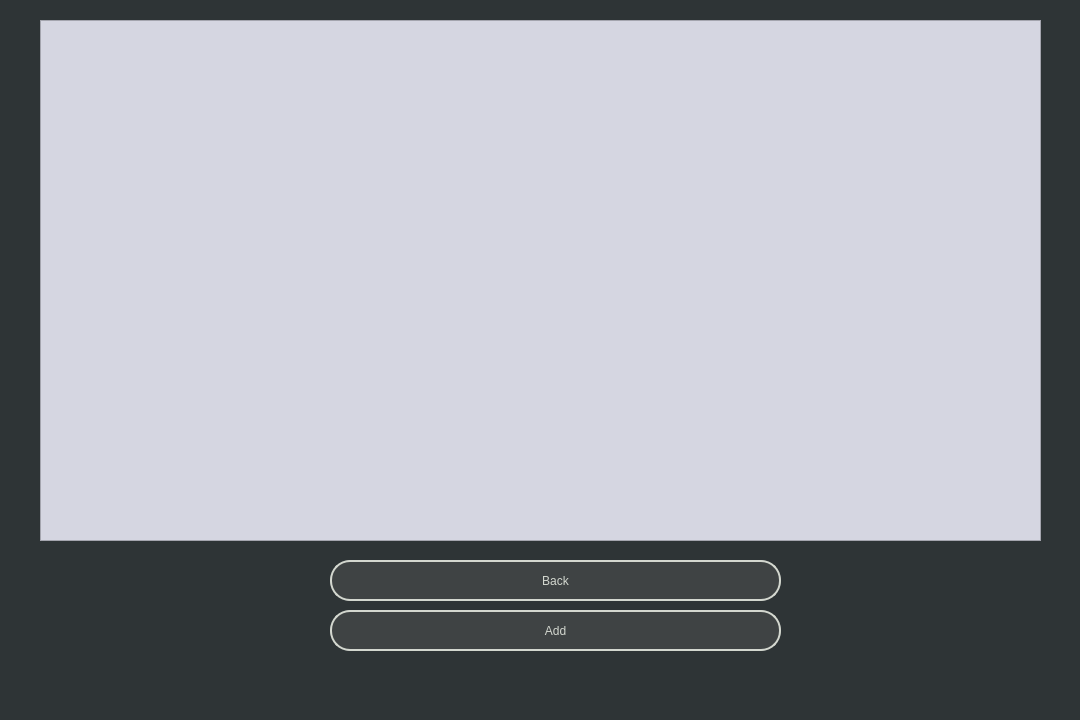
k-rility/MyCourseWork, file MainWindow/booking.ui: the form before one commit.
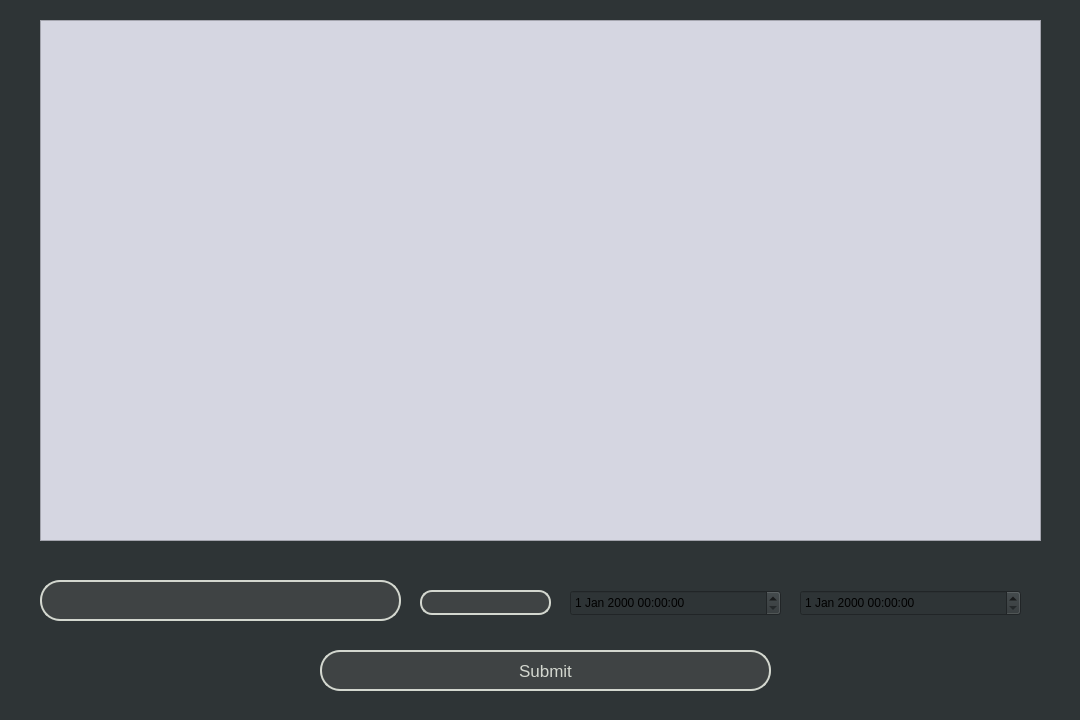
The form after the commit.

What changed in the file:
```diff
--- a/MainWindow/booking.ui
+++ b/MainWindow/booking.ui
@@ -16,35 +16,6 @@
   <property name="styleSheet">
    <string notr="true">background-color: rgb(46, 52, 54)</string>
   </property>
-  <widget class="QPushButton" name="pushButton_Back">
-   <property name="geometry">
-    <rect>
-     <x>330</x>
-     <y>560</y>
-     <width>451</width>
-     <height>41</height>
-    </rect>
-   </property>
-   <property name="cursor">
-    <cursorShape>PointingHandCursor</cursorShape>
-   </property>
-   <property name="styleSheet">
-    <string notr="true">QPushButton{
-	color: rgb(211, 215, 207);
-	border: 2px solid rgb(211, 215, 207);
-	border-radius:20px;
-	background-color: rgb(63,67,68);
-	font: 13pt 'Ubuntu';
-}
-QPushButton::hover{
-	border: 2px solid rgb(85, 87, 83);
-	background-color: rgb(45, 47, 48)
-}</string>
-   </property>
-   <property name="text">
-    <string>Back</string>
-   </property>
-  </widget>
   <widget class="QTableView" name="tableView">
    <property name="geometry">
     <rect>
@@ -72,17 +43,80 @@
     <enum>Qt::ElideNone</enum>
    </property>
   </widget>
-  <widget class="QPushButton" name="pushButton_Add">
+  <widget class="QLineEdit" name="lineEdit_User">
    <property name="geometry">
     <rect>
-     <x>330</x>
-     <y>610</y>
+     <x>40</x>
+     <y>580</y>
+     <width>361</width>
+     <height>41</height>
+    </rect>
+   </property>
+   <property name="styleSheet">
+    <string notr="true">QLineEdit{
+	color: rgb(211, 215, 207);
+	border: 2px solid rgb(211, 215, 207);
+	border-radius:20px;
+	padding-left: 20px;
+	padding-right: 20px;
+	background-color: rgb(63,67,68);
+	font: 13pt 'Ubuntu';
+}</string>
+   </property>
+   <property name="maxLength">
+    <number>40</number>
+   </property>
+  </widget>
+  <widget class="QDateTimeEdit" name="dateTimeEdit_from">
+   <property name="geometry">
+    <rect>
+     <x>570</x>
+     <y>590</y>
+     <width>211</width>
+     <height>26</height>
+    </rect>
+   </property>
+  </widget>
+  <widget class="QComboBox" name="comboBox_Status">
+   <property name="geometry">
+    <rect>
+     <x>420</x>
+     <y>590</y>
+     <width>131</width>
+     <height>25</height>
+    </rect>
+   </property>
+   <property name="styleSheet">
+    <string notr="true">QComboBox{
+	color: rgb(211, 215, 207);
+	border: 2px solid rgb(211, 215, 207);
+	border-radius:12px;
+	padding-left: 2px;
+	padding-right: 2px;
+	background-color: rgb(63,67,68);
+	font: 13pt 'Ubuntu';
+}
+
+QComboBox::drop-down{
+border: 0px;
+}</string>
+   </property>
+  </widget>
+  <widget class="QPushButton" name="pushButton">
+   <property name="geometry">
+    <rect>
+     <x>320</x>
+     <y>650</y>
      <width>451</width>
      <height>41</height>
     </rect>
    </property>
-   <property name="cursor">
-    <cursorShape>PointingHandCursor</cursorShape>
+   <property name="font">
+    <font>
+     <pointsize>13</pointsize>
+     <italic>false</italic>
+     <bold>false</bold>
+    </font>
    </property>
    <property name="styleSheet">
     <string notr="true">QPushButton{
@@ -92,13 +126,24 @@
 	background-color: rgb(63,67,68);
 	font: 13pt 'Ubuntu';
 }
+
 QPushButton::hover{
 	border: 2px solid rgb(85, 87, 83);
 	background-color: rgb(45, 47, 48)
 }</string>
    </property>
    <property name="text">
-    <string>Add</string>
+    <string>Submit</string>
+   </property>
+  </widget>
+  <widget class="QDateTimeEdit" name="dateTimeEdit_until">
+   <property name="geometry">
+    <rect>
+     <x>800</x>
+     <y>590</y>
+     <width>221</width>
+     <height>26</height>
+    </rect>
    </property>
   </widget>
  </widget>
```
Left out of the diff: 33 changed lines with no effect on the pictures.
